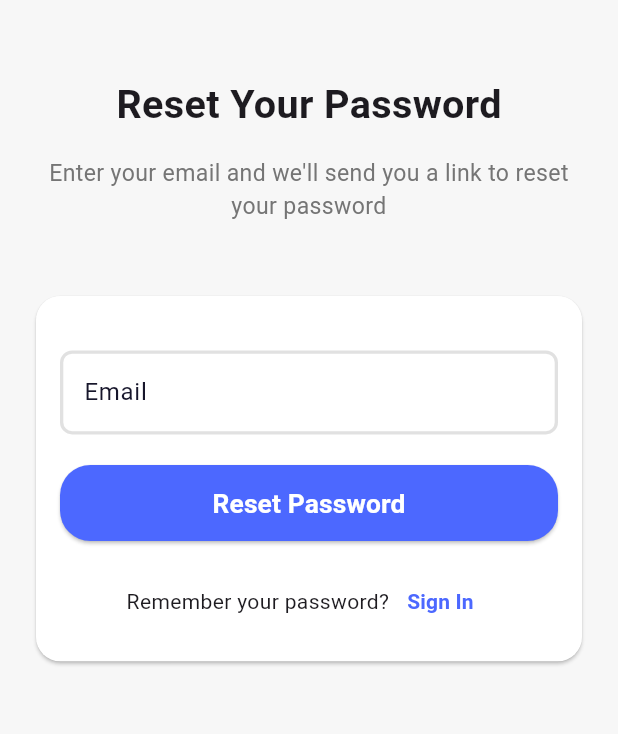
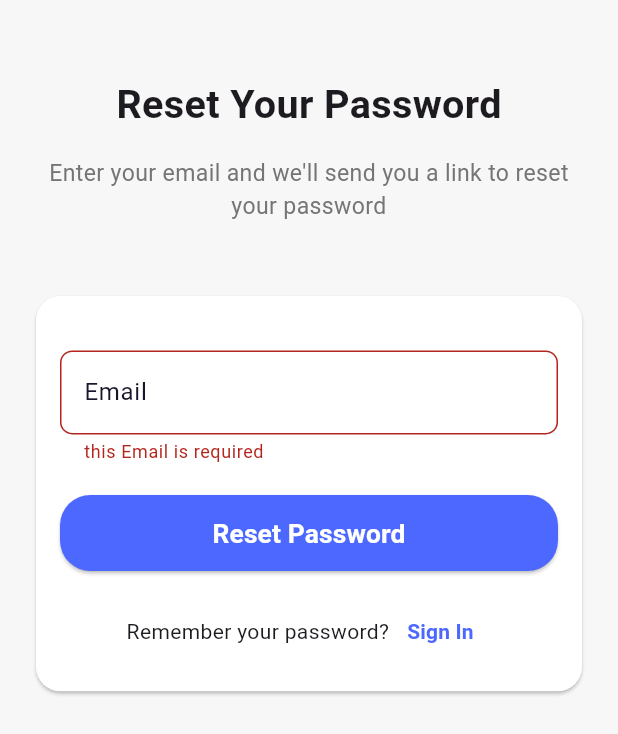
Before and after one commit to KhaledBahjat/market, a Flutter app: the ForgetPassword screen opened by its route, after a tap on "Reset Password", on a phone screen of 412 x 824 dp. Shown: the top 734 px of the screen. Run offline on Flutter 3.47's test engine with Material 3 defaults, Android fonts, the phone set to English and light mode, and no system bars; our stand-ins replace bloc, cached_network_image, flutter_bloc, flutter_rating_bar, flutter_screenutil, flutter_svg and 4 more; accounts and stored records are empty; statements that could not run were skipped.

Commit message:
Implement password reset functionality with state management; update AuthCubit and AuthState classes && finsh auth

```diff
--- a/market/lib/features/auth/logic/cubit/auth_state.dart
+++ b/market/lib/features/auth/logic/cubit/auth_state.dart
@@ -38,3 +38,11 @@ final class LogoutFailure extends AuthState {
   final String errorMessage;
   LogoutFailure(this.errorMessage);
 }
+
+
+final class PasswordResetLoading extends AuthState {}
+final class PasswordResetSuccess extends AuthState {}
+final class PasswordResetFailure extends AuthState {
+  final String errorMessage;
+  PasswordResetFailure(this.errorMessage);
+}
--- a/market/lib/features/auth/ui/forget_password.dart
+++ b/market/lib/features/auth/ui/forget_password.dart
@@ -1,9 +1,11 @@
 import 'package:flutter/material.dart';
+import 'package:flutter_bloc/flutter_bloc.dart';
 import 'package:flutter_screenutil/flutter_screenutil.dart';
 import 'package:go_router/go_router.dart';
 import 'package:market/core/helper/spacing.dart';
 import 'package:market/core/routing/app_routs.dart';
 import 'package:market/core/theme/app_colors.dart';
+import 'package:market/features/auth/logic/cubit/auth_cubit.dart';
 import 'package:market/features/auth/widgets/coustom_button.dart';
 import 'package:market/features/auth/widgets/coustom_text_form_feild.dart';
 
@@ -15,22 +17,48 @@ class ForgetPassword extends StatefulWidget {
 }
 
 class _ForgetPasswordState extends State<ForgetPassword> {
-  bool isPasswordHidden = true;
-  bool isConfirmPasswordHidden = true;
-
+ final bool isPasswordHidden = true;
+ final  bool isConfirmPasswordHidden = true;
+ final TextEditingController emailController = TextEditingController();
+  final _formKey = GlobalKey<FormState>();
   @override
   Widget build(BuildContext context) {
     return GestureDetector(
       onTap: () => FocusScope.of(context).unfocus(),
-      child: Scaffold(
+      child: BlocConsumer<AuthCubit, AuthState>(
+        listener: (context, state) {
+          if(state is PasswordResetLoading){
+            ScaffoldMessenger.of(context).showSnackBar(
+              const SnackBar(content: Text('Sending password reset email...')),
+            );
+          }
+          if(state is PasswordResetFailure){
+            ScaffoldMessenger.of(context).showSnackBar(
+              SnackBar(content: Text(state.errorMessage)),
+            );
+          }
+          if(state is PasswordResetSuccess){
+            ScaffoldMessenger.of(context).showSnackBar(
+              const SnackBar(content: Text('Password reset email sent successfully!')),
+            );
+            GoRouter.of(context).pushReplacement(AppRouts.signInScreen);
+          }
+        },
+        builder: (context, state) {
+          return Scaffold(
             body: SingleChildScrollView(
               child: SafeArea(
+                child: Form(
+                  key: _formKey,
                   child: Column(
                     children: [
                       Height(height: 50),
                       Text(
                         'Reset Your Password',
-                  style: TextStyle(fontSize: 24.sp, fontWeight: FontWeight.bold),
+                        style: TextStyle(
+                          fontSize: 24.sp,
+                          fontWeight: FontWeight.bold,
+                        ),
                       ),
                       Height(height: 16),
                       Padding(
@@ -56,11 +84,13 @@ class _ForgetPasswordState extends State<ForgetPassword> {
                           child: Column(
                             children: [
                               const Height(height: 20),
-                        CustomTextFormFeild(labelText: 'Email'),
+                              CustomTextFormFeild(labelText: 'Email', controller: emailController),
                               const Height(height: 20),
                               CustomButton(
                                 onPressed: () {
-                            // TODO: Implement reset password logic
+                                  if (_formKey.currentState!.validate()) {
+                                    context.read<AuthCubit>().resetPassword(email: emailController.text.trim());
+                                  }
                                 },
                                 buttonText: 'Reset Password',
                               ),
@@ -93,5 +123,14 @@ class _ForgetPasswordState extends State<ForgetPassword> {
               ),
             ),
           );
+        },
+      ),
+    );
+  }
+  @override
+  void dispose() {
+    // TODO: implement dispose
+    super.dispose();
+    emailController.dispose();
   }
 }
```
Also changed, not shown: market/lib/features/auth/logic/cubit/auth_cubit.dart (+17 -0 lines). Lines whose indentation alone changed are shown as unchanged.
